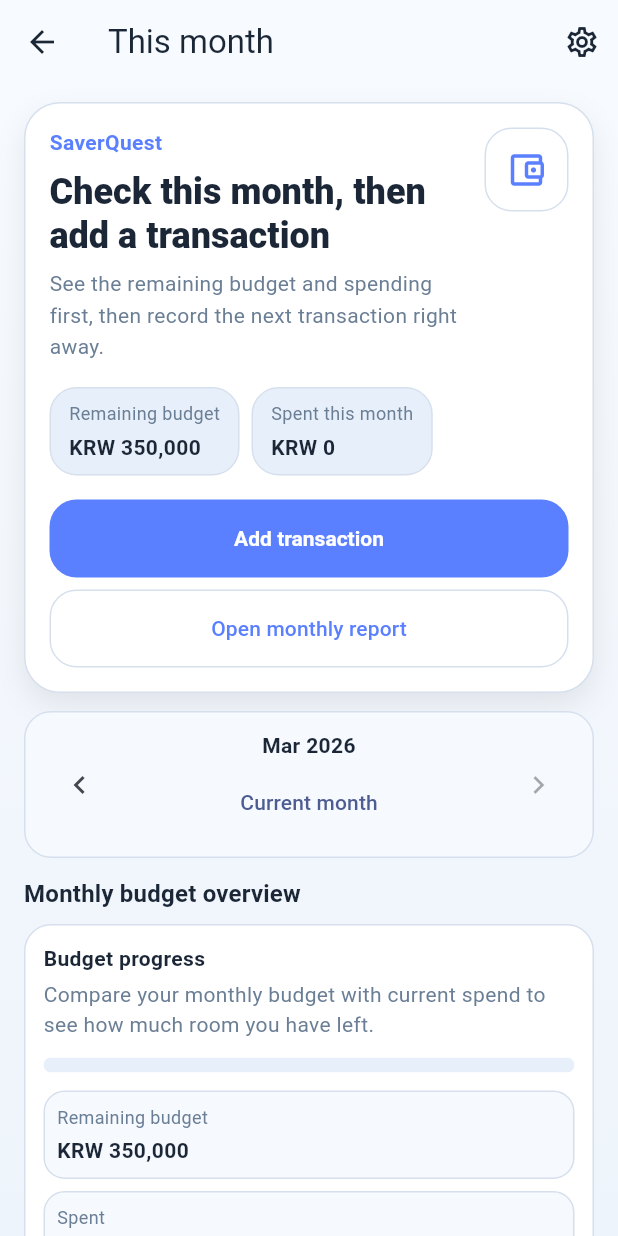
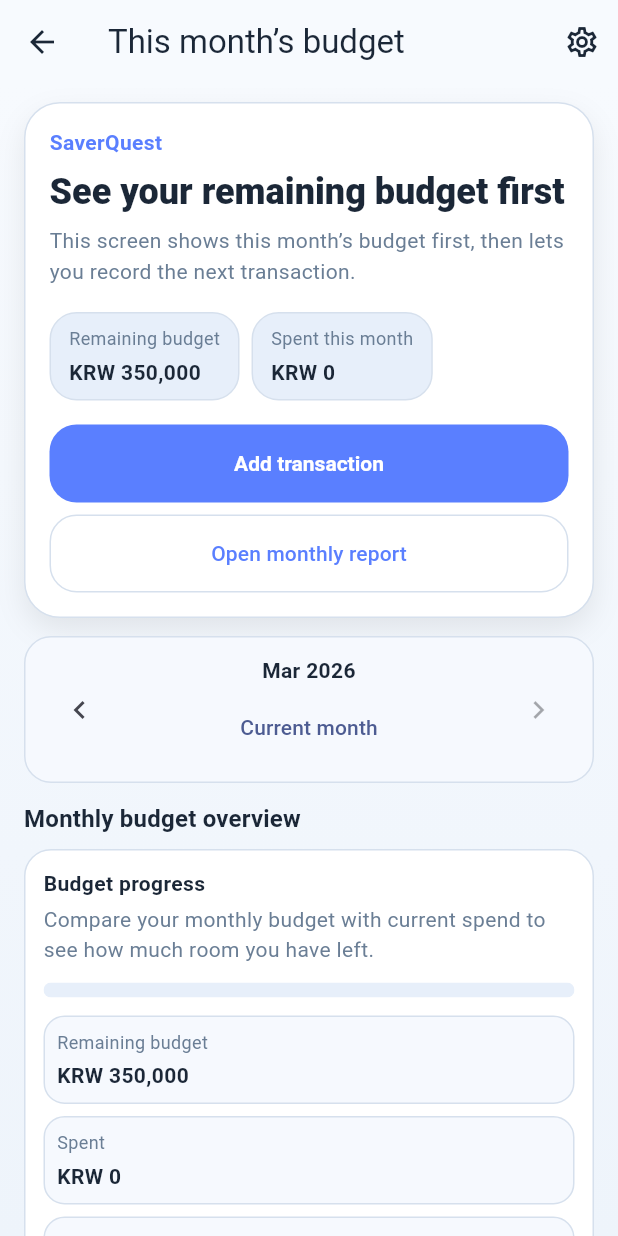
Before and after one commit to Forevernewvie/saverQuest, a Flutter app: the HomePage screen opened by its route, on a phone screen of 412 x 824 dp. Run offline on Flutter 3.47's test engine with Material 3 defaults, Android fonts, the phone set to English and light mode, and no system bars; our stand-ins replace firebase_analytics, firebase_core, firebase_crashlytics, firebase_remote_config, google_mobile_ads, shared_preferences; missing offline and left inert: app_tracking_transparency; accounts and stored records are empty; statements that could not run were skipped.

Commit message:
Make first-run and home screens feel more like budgeting, less like setup
This pass tightens the product story again: onboarding now opens this
month's budget explicitly, while the home screen frames itself as this
month's budget view instead of a generic home. The result is a faster
mental model: open budget, see budget, then add the next transaction.

Constraint: Keep the product simple and avoid adding new onboarding steps
Constraint: Maintain existing routes and actions while improving comprehension
Rejected: Introduce a dedicated budget-setup wizard | too much ceremony for a lightweight tracker
Rejected: Leave the home screen branded as a generic 'home' | too abstract for first-use understanding
Confidence: high
Scope-risk: narrow
Reversibility: clean
Directive: First-run and top-of-home copy should always answer 'what is this screen for?' in budget-tracker language
Tested: flutter analyze; targeted onboarding/home/responsive tests; full flutter test; flutter build apk --debug
Not-tested: broader manual screenshots beyond onboarding/home after this exact pass

```diff
--- a/lib/core/localization/app_localizations.dart
+++ b/lib/core/localization/app_localizations.dart
@@ -34,12 +34,12 @@ class AppLocalizations {
       _t('광고 비활성 (동의 필요)', 'Ads disabled (consent required)');
   String get adBannerSemanticLabel => _t('광고 배너', 'Ad banner');
 
-  String get homeTitle => _t('이번 달', 'This month');
+  String get homeTitle => _t('이번 달 예산', 'This month’s budget');
   String get homeHeroTitle =>
-      _t('이번 달 예산을 보고 바로 기록하세요', 'Check this month, then add a transaction');
+      _t('남은 예산과 이번 달 지출을 먼저 보세요', 'See your remaining budget first');
   String get homeHeroBody => _t(
-    '남은 예산과 이번 달 지출을 먼저 보고, 필요하면 바로 거래를 기록합니다.',
-    'See the remaining budget and spending first, then record the next transaction right away.',
+    '이 화면에서 이번 달 예산 상태를 보고, 바로 거래를 기록할 수 있습니다.',
+    'This screen shows this month’s budget first, then lets you record the next transaction.',
   );
   String get homeStatSavingsLabel => _t('이번 달 지출', 'Spent this month');
   String get homeStatRemainingLabel => _t('남은 예산', 'Remaining budget');
@@ -110,10 +110,10 @@ class AppLocalizations {
 
   String get onboardingTitle => _t('SaverQuest 시작하기', 'Start SaverQuest');
   String get onboardingIntroTitle =>
-      _t('이번 달 예산을 시작해요', 'Start this month’s budget');
+      _t('이번 달 예산부터 확인하세요', 'Open this month’s budget first');
   String get onboardingIntroBody => _t(
-    '예산을 보고 거래를 기록하는 앱입니다. 필요한 설정이 있을 때만 잠깐 확인합니다.',
-    'Plan this month’s spending and record transactions in one place. We only pause if a required setting needs attention.',
+    '예산 상태를 먼저 보고, 그다음 거래를 기록하면 됩니다. 필요한 설정이 있을 때만 잠깐 확인합니다.',
+    'Check this month’s budget first, then record transactions. We only pause if a required setting needs attention.',
   );
   String get onboardingTrustSectionTitle => _t('먼저 알아두세요', 'What to expect');
   String get onboardingSettingsHint => _t(
@@ -148,7 +148,7 @@ class AppLocalizations {
   String get onboardingAgreeSemantic => _t('계속하기 버튼', 'Continue button');
   String get onboardingAgreeProcessing =>
       _t('준비 중...', 'Getting things ready...');
-  String get onboardingAgreeStart => _t('예산 추적 시작', 'Start budget tracking');
+  String get onboardingAgreeStart => _t('이번 달 예산 보기', 'Open this month’s budget');
   String get onboardingLaterSemantic =>
       _t('나중에 설정에서 변경 버튼', 'Change later in Settings button');
   String get onboardingLater => _t('나중에 설정에서 변경', 'Change later in Settings');
--- a/lib/features/home/home_page.dart
+++ b/lib/features/home/home_page.dart
@@ -206,9 +206,6 @@ class _HomePageState extends State<HomePage> {
               eyebrow: l10n.appTitle,
               title: l10n.homeHeroTitle,
               body: l10n.homeHeroBody,
-              trailing: const AppHeroIcon(
-                icon: Icons.account_balance_wallet_outlined,
-              ),
               primaryLabel: l10n.homePrimaryAction,
               secondaryLabel: l10n.homeSecondaryAction,
               primarySemanticLabel: l10n.homePrimaryActionSemantic,
```
Also changed, not shown: 3 other files.
